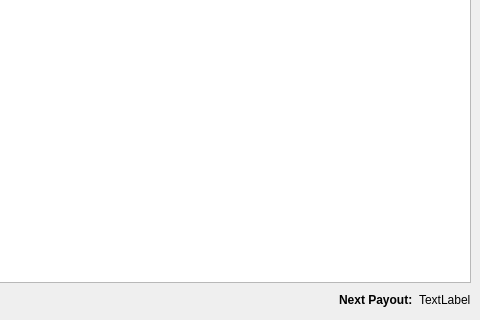
Before: the Qt Designer form src/qt/forms/smartrewardslist.ui in SmartCash/Core-Smart, drawn with Qt 5; both pictures show x 331 to 811 and y 137 to 457 of the 811 by 457 pixel window.
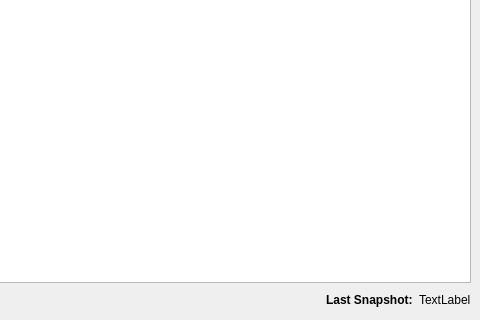
After: the same form once the commit is applied.

Commit message: Add last snapshot date in qt

Patch:
```diff
--- a/src/qt/forms/smartrewardslist.ui
+++ b/src/qt/forms/smartrewardslist.ui
@@ -104,7 +104,7 @@
           </font>
          </property>
          <property name="text">
-          <string>Next Payout:</string>
+          <string>Last Snapshot:</string>
          </property>
         </widget>
        </item>
```
Left out of the diff: 2 changed lines with no effect on the pictures. The commit also changes 2 other files.
